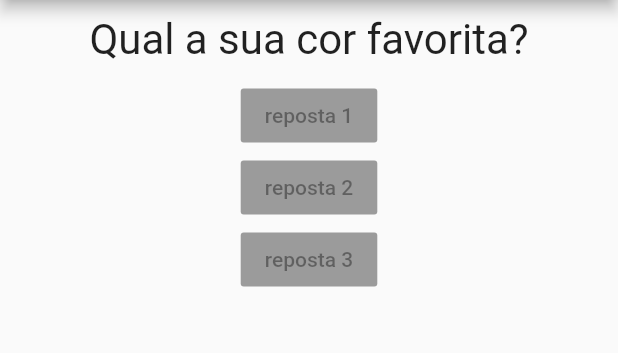
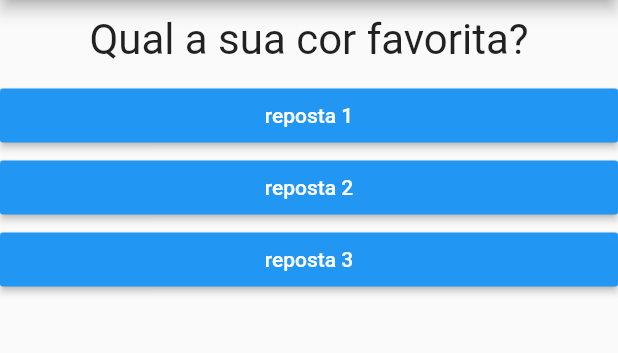
Before and after one commit to ElvesAguiar/flutterLesson, a Flutter app: the screen it shows after launch, on a phone screen of 412 x 824 dp, the part 84-437 px from its top. Run offline on Flutter 3.47's test engine with Material 2 defaults, Android fonts, the phone set to English and light mode, and no system bars.

Commit message:
feat: widget resposta

```diff
--- a/lib/main.dart
+++ b/lib/main.dart
@@ -14,8 +14,6 @@ class _PerguntaAppState extends State<PerguntaApp> {
     setState(() {
       _perguntaSelecionada++;
     });
-
-    print(_perguntaSelecionada);
   }
 
   @override
@@ -27,10 +25,9 @@ class _PerguntaAppState extends State<PerguntaApp> {
           ),
           body: Column(children: [
             Questao(perguntas.elementAt(_perguntaSelecionada)),
-            Resposta('reposta 1'),
-            Resposta('reposta 2'),
-            Resposta('reposta 3'),
-
+            Resposta('reposta 1', _responder),
+            Resposta('reposta 2', _responder),
+            Resposta('reposta 3', _responder),
           ])),
     );
   }
--- a/lib/questao.dart
+++ b/lib/questao.dart
@@ -12,9 +12,7 @@ class Questao extends StatelessWidget {
       margin: EdgeInsets.all(10),
       child: Text(
         texto,
-        style: TextStyle(
-          fontSize: 28
-        ),
+        style: TextStyle(fontSize: 28),
         textAlign: TextAlign.center,
       ),
     );
--- a/lib/resposta.dart
+++ b/lib/resposta.dart
@@ -2,11 +2,19 @@ import 'package:flutter/material.dart';
 
 class Resposta extends StatelessWidget {
   final String texto;
+  final void Function() quandoSelecionado;
 
-  Resposta(this.texto);
+  Resposta(this.texto, this.quandoSelecionado);
 
   @override
   Widget build(BuildContext context) {
-    return RaisedButton(child: Text(texto), onPressed: null);
+    return Container(
+      width: double.infinity,
+      child: RaisedButton(
+          color: Colors.blue,
+          textColor: Colors.white,
+          child: Text(texto),
+          onPressed: quandoSelecionado),
+    );
   }
 }
```
